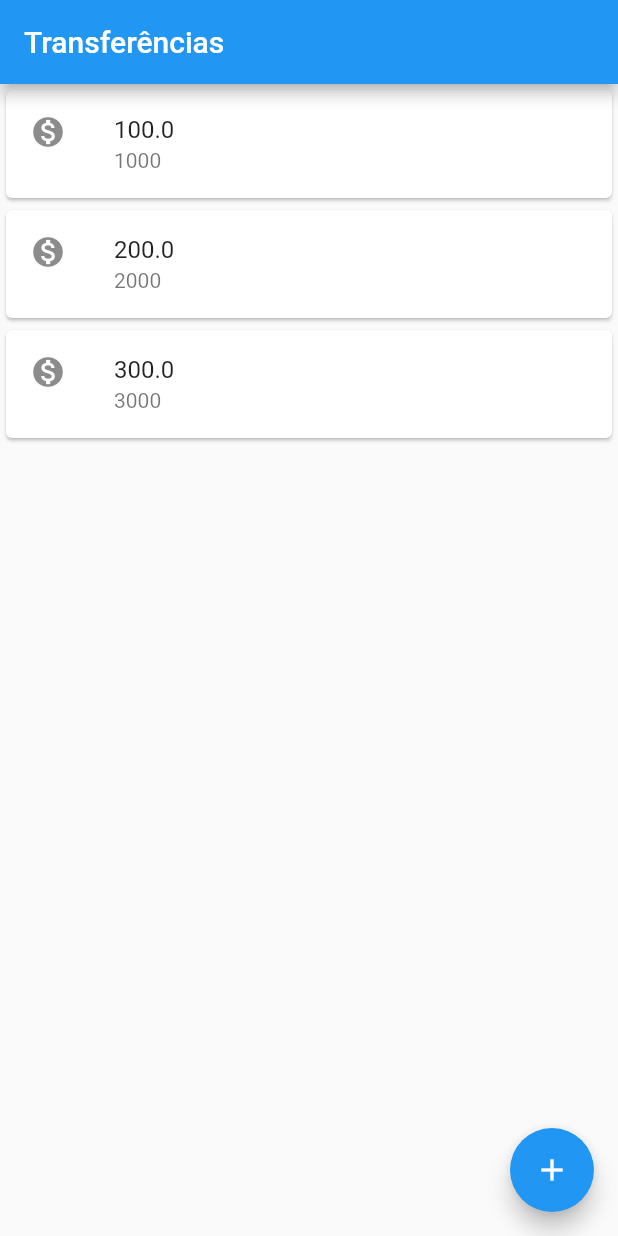
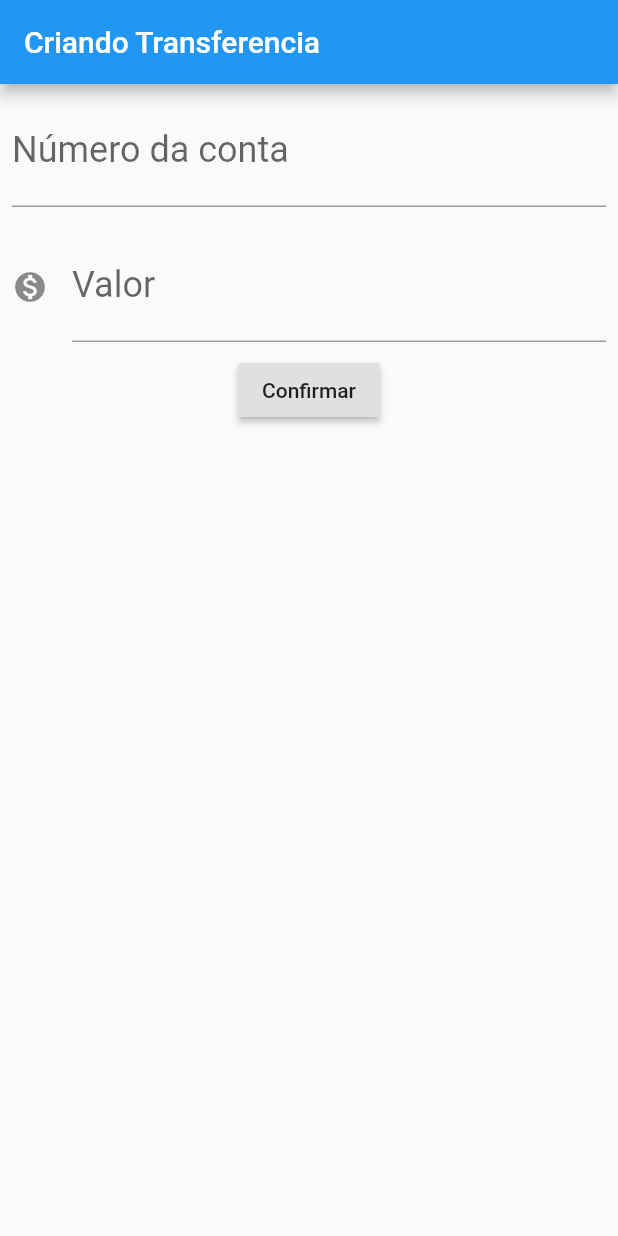
Before and after one commit to arodri19/flutterAluraCurso, a Flutter app: the screen it shows after launch, on a phone screen of 412 x 824 dp. Run offline on Flutter 3.47's test engine with Material 2 defaults, Android fonts, the phone set to English and light mode, and no system bars.

Commit message:
termino aula03

```diff
--- a/bytebank/lib/main.dart
+++ b/bytebank/lib/main.dart
@@ -1,29 +1,97 @@
 import 'package:flutter/material.dart';
 
-void main() => runApp(MaterialApp(
+void main() => runApp(BytebankApp());
+
+class BytebankApp extends StatelessWidget {
+  @override
+  Widget build(BuildContext context) {
+    return MaterialApp(
       home: Scaffold(
-        body: ListaTransferencia(),
-        appBar: AppBar(title: Text('Transferências')),
-        floatingActionButton: FloatingActionButton(
-          child: Icon(Icons.add),
+        body: FormularioTransferencia(),
+      ),
+    );
+  }
+}
+
+class FormularioTransferencia extends StatelessWidget {
+  final TextEditingController _controladorCampoNumeroConta =
+      TextEditingController();
+  final TextEditingController _controladorCampoValor = TextEditingController();
+
+  @override
+  Widget build(BuildContext context) {
+    return Scaffold(
+      appBar: AppBar(
+        title: Text('Criando Transferencia'),
+      ),
+      body: Column(
+        children: <Widget>[
+          Padding(
+            padding: const EdgeInsets.all(8.0),
+            child: TextField(
+              controller: _controladorCampoNumeroConta,
+              style: TextStyle(fontSize: 24),
+              decoration: InputDecoration(
+                labelText: 'Número da conta',
+                hintText: '0000',
+              ),
+              keyboardType: TextInputType.number,
             ),
           ),
-    ));
+          Padding(
+            padding: const EdgeInsets.all(8.0),
+            child: TextField(
+              controller: _controladorCampoValor,
+              style: TextStyle(fontSize: 24),
+              decoration: InputDecoration(
+                icon: Icon(Icons.monetization_on),
+                labelText: 'Valor',
+                hintText: '0.00',
+              ),
+              keyboardType: TextInputType.number,
+            ),
+          ),
+          RaisedButton(
+            onPressed: () {
+              debugPrint(_controladorCampoNumeroConta.text);
+              final int numeroConta =
+                  int.tryParse(_controladorCampoNumeroConta.text);
+              final double valor = double.tryParse(_controladorCampoValor.text);
+
+              if (numeroConta != null && valor != null) {
+                final transferenciaCriada = Transferencia(valor, numeroConta);
+
+                debugPrint('$transferenciaCriada');
+              }
+            },
+            child: Text("Confirmar"),
+          ),
+        ],
+      ),
+    );
+  }
+}
 
 class ListaTransferencia extends StatelessWidget {
   @override
   Widget build(BuildContext context) {
-    return Column(
+    return Scaffold(
+      appBar: AppBar(title: Text('Transferências')),
+      body: Column(
         children: <Widget>[
-       ItemTransferencia(Transferencia(100.0,1000)),
-        ItemTransferencia(Transferencia(200.0,2000)),
-        ItemTransferencia(Transferencia(300.0,3000)),
+          ItemTransferencia(Transferencia(100.0, 1000)),
+          ItemTransferencia(Transferencia(200.0, 2000)),
+          ItemTransferencia(Transferencia(300.0, 3000)),
         ],
+      ),
+      floatingActionButton: FloatingActionButton(
+        child: Icon(Icons.add),
+      ),
     );
   }
 }
-class ItemTransferencia extends StatelessWidget{
 
+class ItemTransferencia extends StatelessWidget {
   final Transferencia _transferencia;
 
   ItemTransferencia(this._transferencia);
@@ -38,12 +106,16 @@ class ItemTransferencia extends StatelessWidget{
       ),
     );
   }
-
 }
 
-class Transferencia{
+class Transferencia {
   final double valor;
   final int numeroConta;
 
-  Transferencia(this.valor,this.numeroConta);
+  @override
+  String toString() {
+    return 'Transferencia{valor: $valor, numeroConta: $numeroConta}';
   }
+
+  Transferencia(this.valor, this.numeroConta);
+}
```
Lines whose indentation alone changed are shown as unchanged.
